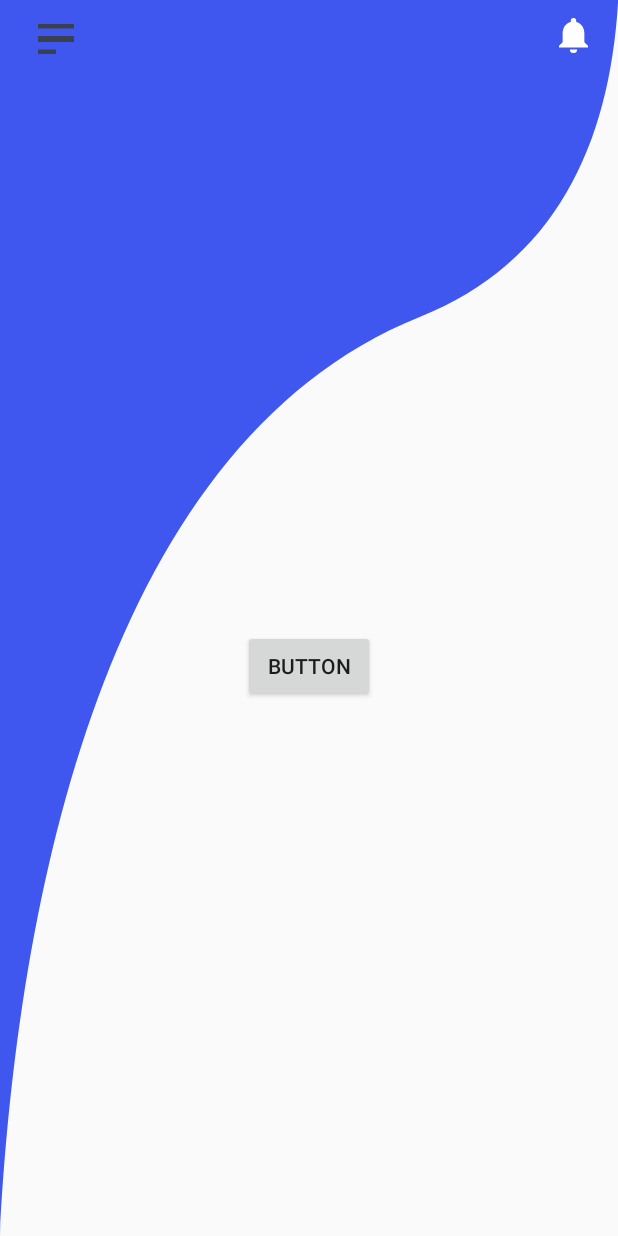
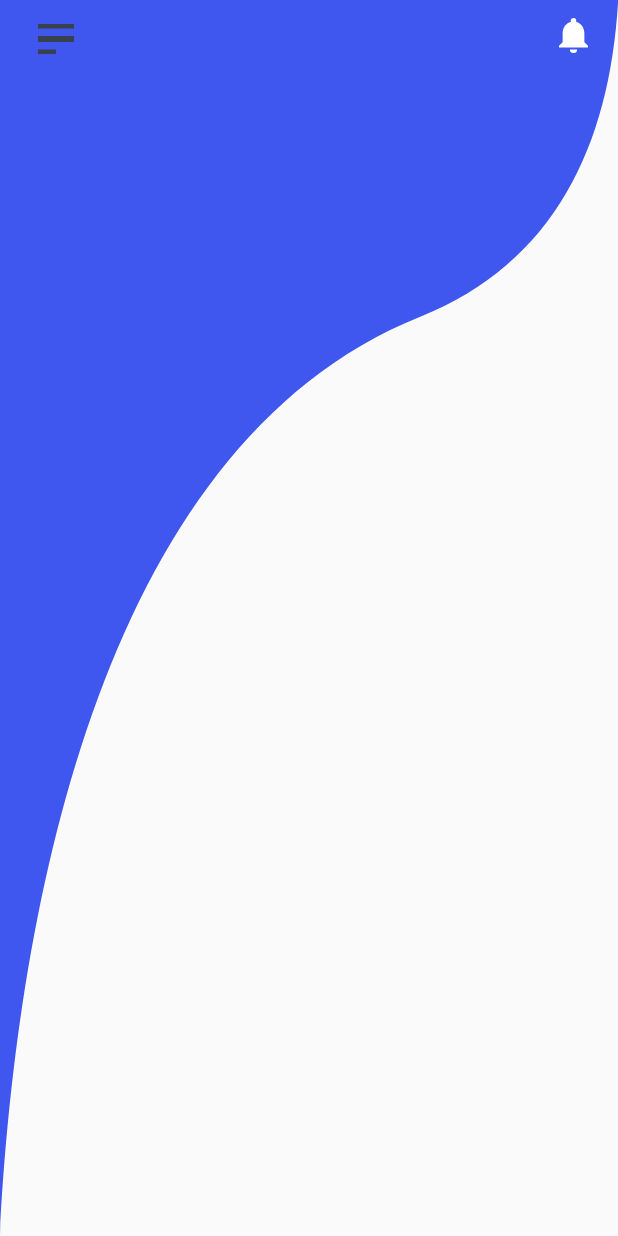
Before and after one commit to AkhilRautela/ledger_system, an Android app: the fragment splitbill_fragment placed in its activity, on a phone screen of 412 x 824 dp. Run offline under Robolectric (Android 15) with nearby library versions, the phone set to English and light mode, and no system bars; our stand-ins replace CircleImageView, Firebase (no records; nobody signed in at launch, a user with empty details on screens opened directly), navigation-ui; libraries missing offline, so code that uses them is left out: androidx.constraintlayout.solver.

Commit message:
FEW TWEAKS

```diff
--- a/app/src/main/java/com/example/ledgersystem/getcontacts.java
+++ b/app/src/main/java/com/example/ledgersystem/getcontacts.java
@@ -27,7 +27,7 @@ public class getcontacts {
         Cursor phones = s.getContentResolver().query(ContactsContract.CommonDataKinds.Phone.CONTENT_URI, null, null, null, null);
         while (phones.moveToNext()) {
             String phoneNumber = phones.getString(phones.getColumnIndex(ContactsContract.CommonDataKinds.Phone.NUMBER));
-            pnumber[i] = phoneNumber;
+            pnumber[i] = phoneNumber.replaceAll("\\D", "");
             i++;
         }
 
--- a/app/src/main/res/layout/frag_splitbill.xml
+++ b/app/src/main/res/layout/frag_splitbill.xml
@@ -1,18 +1,21 @@
 <?xml version="1.0" encoding="utf-8"?>
-<androidx.constraintlayout.widget.ConstraintLayout
-    xmlns:android="http://schemas.android.com/apk/res/android"
+<FrameLayout xmlns:android="http://schemas.android.com/apk/res/android"
     xmlns:app="http://schemas.android.com/apk/res-auto"
     xmlns:tools="http://schemas.android.com/tools"
     android:layout_width="match_parent"
+    android:layout_height="match_parent"
+    tools:context=".splitbill">
+
+    <androidx.constraintlayout.widget.ConstraintLayout
+        android:layout_width="match_parent"
         android:layout_height="match_parent">
 
-    <Button
-        android:id="@+id/button4"
-        android:layout_width="wrap_content"
-        android:layout_height="wrap_content"
-        android:text="Button"
+        <androidx.recyclerview.widget.RecyclerView
+            android:layout_width="328dp"
+            android:layout_height="548dp"
             app:layout_constraintBottom_toBottomOf="parent"
             app:layout_constraintEnd_toEndOf="parent"
             app:layout_constraintStart_toStartOf="parent"
             app:layout_constraintTop_toTopOf="parent" />
     </androidx.constraintlayout.widget.ConstraintLayout>
+</FrameLayout>
```
Also changed, not shown: app/src/main/java/com/example/ledgersystem/multicontactselector_adapter.java (added, +28 -0 lines), app/src/main/res/layout/splitbill_fragment.xml (deleted, +0 -13 lines), app/src/main/res/layout/splitbill_fragment2.xml (deleted, +0 -13 lines). Lines whose indentation alone changed are shown as unchanged.
